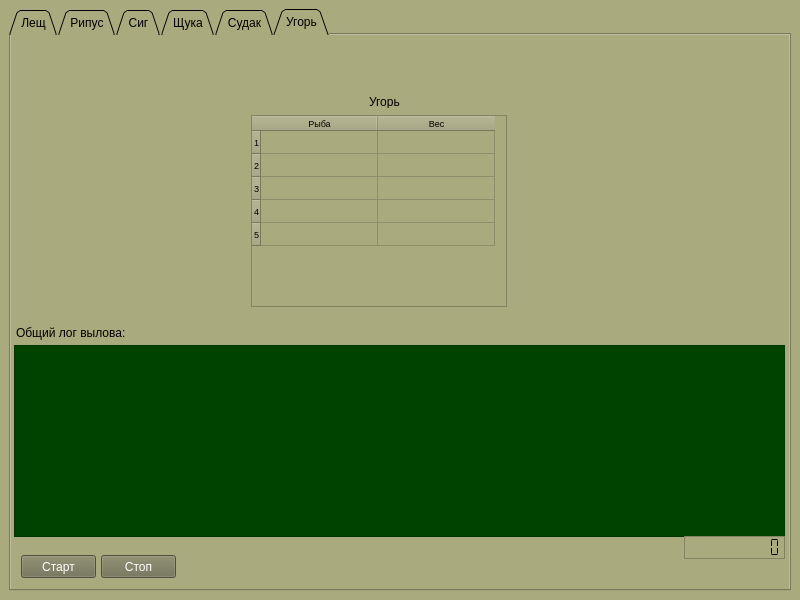
Vigi73/Ladoga, file mainForm.ui: the form before one commit.
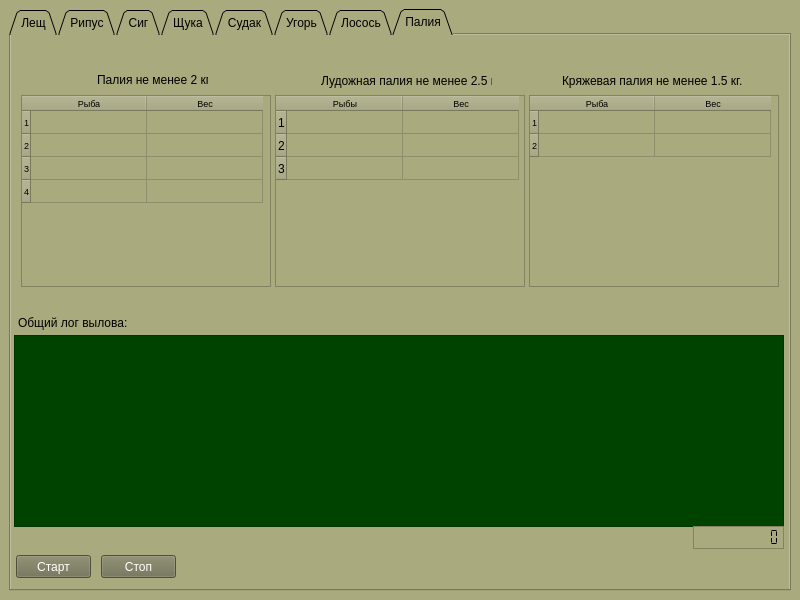
The form after the commit. Icons and pictures are not drawn.

Patch:
```diff
--- a/mainForm.ui
+++ b/mainForm.ui
@@ -28,7 +28,7 @@
        <enum>QTabWidget::Triangular</enum>
       </property>
       <property name="currentIndex">
-       <number>5</number>
+       <number>7</number>
       </property>
       <property name="elideMode">
        <enum>Qt::ElideNone</enum>
@@ -1345,14 +1345,14 @@
        <widget class="QLabel" name="label_19">
         <property name="geometry">
          <rect>
-          <x>358</x>
+          <x>320</x>
           <y>60</y>
-          <width>47</width>
-          <height>13</height>
+          <width>111</width>
+          <height>16</height>
          </rect>
         </property>
         <property name="text">
-         <string>Угорь</string>
+         <string>Угорь от 5 до 7 кг.</string>
         </property>
        </widget>
        <widget class="QLCDNumber" name="lcdUgor">
@@ -1375,6 +1375,414 @@
         </property>
        </widget>
       </widget>
+      <widget class="QWidget" name="tab_7">
+       <attribute name="title">
+        <string>Лосось</string>
+       </attribute>
+       <widget class="QTextBrowser" name="textBrowser_7">
+        <property name="geometry">
+         <rect>
+          <x>2</x>
+          <y>300</y>
+          <width>772</width>
+          <height>192</height>
+         </rect>
+        </property>
+        <property name="styleSheet">
+         <string notr="true">background-color: rgb(0, 67, 0);
+color: rgb(255, 255, 255);</string>
+        </property>
+       </widget>
+       <widget class="QLabel" name="label_20">
+        <property name="geometry">
+         <rect>
+          <x>6</x>
+          <y>280</y>
+          <width>141</width>
+          <height>16</height>
+         </rect>
+        </property>
+        <property name="text">
+         <string>Общий лог вылова:</string>
+        </property>
+       </widget>
+       <widget class="QTableWidget" name="tableLosos">
+        <property name="geometry">
+         <rect>
+          <x>250</x>
+          <y>70</y>
+          <width>256</width>
+          <height>192</height>
+         </rect>
+        </property>
+        <property name="font">
+         <font>
+          <pointsize>7</pointsize>
+         </font>
+        </property>
+        <property name="rowCount">
+         <number>5</number>
+        </property>
+        <attribute name="horizontalHeaderDefaultSectionSize">
+         <number>117</number>
+        </attribute>
+        <attribute name="verticalHeaderDefaultSectionSize">
+         <number>23</number>
+        </attribute>
+        <row/>
+        <row/>
+        <row/>
+        <row/>
+        <row/>
+        <column>
+         <property name="text">
+          <string>Рыба</string>
+         </property>
+         <property name="font">
+          <font>
+           <pointsize>7</pointsize>
+          </font>
+         </property>
+        </column>
+        <column>
+         <property name="text">
+          <string>Вес</string>
+         </property>
+         <property name="font">
+          <font>
+           <pointsize>7</pointsize>
+          </font>
+         </property>
+        </column>
+       </widget>
+       <widget class="QLabel" name="label_21">
+        <property name="geometry">
+         <rect>
+          <x>320</x>
+          <y>48</y>
+          <width>141</width>
+          <height>16</height>
+         </rect>
+        </property>
+        <property name="text">
+         <string>Лосось не менее 15 кг.</string>
+        </property>
+       </widget>
+       <widget class="QPushButton" name="btnStartLosos">
+        <property name="geometry">
+         <rect>
+          <x>10</x>
+          <y>520</y>
+          <width>75</width>
+          <height>23</height>
+         </rect>
+        </property>
+        <property name="styleSheet">
+         <string notr="true">background-color: rgb(111, 111, 83);
+color: #fff</string>
+        </property>
+        <property name="text">
+         <string>Старт</string>
+        </property>
+       </widget>
+       <widget class="QPushButton" name="btnStopLosos">
+        <property name="geometry">
+         <rect>
+          <x>90</x>
+          <y>520</y>
+          <width>75</width>
+          <height>23</height>
+         </rect>
+        </property>
+        <property name="styleSheet">
+         <string notr="true">background-color: rgb(111, 111, 83);
+color: #fff</string>
+        </property>
+        <property name="text">
+         <string>Стоп</string>
+        </property>
+       </widget>
+       <widget class="QLCDNumber" name="lcdLosos">
+        <property name="geometry">
+         <rect>
+          <x>683</x>
+          <y>491</y>
+          <width>91</width>
+          <height>23</height>
+         </rect>
+        </property>
+        <property name="frameShape">
+         <enum>QFrame::StyledPanel</enum>
+        </property>
+        <property name="digitCount">
+         <number>10</number>
+        </property>
+        <property name="segmentStyle">
+         <enum>QLCDNumber::Flat</enum>
+        </property>
+       </widget>
+      </widget>
+      <widget class="QWidget" name="tab_8">
+       <attribute name="title">
+        <string>Палия</string>
+       </attribute>
+       <widget class="QTextBrowser" name="textBrowser_8">
+        <property name="geometry">
+         <rect>
+          <x>3</x>
+          <y>300</y>
+          <width>770</width>
+          <height>192</height>
+         </rect>
+        </property>
+        <property name="styleSheet">
+         <string notr="true">background-color: rgb(0, 67, 0);
+color: rgb(255, 255, 255);
+</string>
+        </property>
+       </widget>
+       <widget class="QLCDNumber" name="lcdPaliya">
+        <property name="geometry">
+         <rect>
+          <x>682</x>
+          <y>491</y>
+          <width>91</width>
+          <height>23</height>
+         </rect>
+        </property>
+        <property name="frameShape">
+         <enum>QFrame::StyledPanel</enum>
+        </property>
+        <property name="digitCount">
+         <number>10</number>
+        </property>
+        <property name="segmentStyle">
+         <enum>QLCDNumber::Flat</enum>
+        </property>
+       </widget>
+       <widget class="QTableWidget" name="tablePaliya">
+        <property name="geometry">
+         <rect>
+          <x>10</x>
+          <y>60</y>
+          <width>250</width>
+          <height>192</height>
+         </rect>
+        </property>
+        <property name="font">
+         <font>
+          <pointsize>7</pointsize>
+         </font>
+        </property>
+        <property name="rowCount">
+         <number>4</number>
+        </property>
+        <attribute name="horizontalHeaderDefaultSectionSize">
+         <number>116</number>
+        </attribute>
+        <attribute name="verticalHeaderDefaultSectionSize">
+         <number>23</number>
+        </attribute>
+        <row/>
+        <row/>
+        <row/>
+        <row/>
+        <column>
+         <property name="text">
+          <string>Рыба</string>
+         </property>
+         <property name="font">
+          <font>
+           <pointsize>7</pointsize>
+          </font>
+         </property>
+        </column>
+        <column>
+         <property name="text">
+          <string>Вес</string>
+         </property>
+         <property name="font">
+          <font>
+           <pointsize>7</pointsize>
+          </font>
+         </property>
+        </column>
+       </widget>
+       <widget class="QTableWidget" name="tableLudoznayaPaliya">
+        <property name="geometry">
+         <rect>
+          <x>264</x>
+          <y>60</y>
+          <width>250</width>
+          <height>192</height>
+         </rect>
+        </property>
+        <property name="rowCount">
+         <number>3</number>
+        </property>
+        <attribute name="horizontalHeaderDefaultSectionSize">
+         <number>116</number>
+        </attribute>
+        <attribute name="verticalHeaderDefaultSectionSize">
+         <number>23</number>
+        </attribute>
+        <row/>
+        <row/>
+        <row/>
+        <column>
+         <property name="text">
+          <string>Рыбы</string>
+         </property>
+         <property name="font">
+          <font>
+           <pointsize>7</pointsize>
+          </font>
+         </property>
+        </column>
+        <column>
+         <property name="text">
+          <string>Вес</string>
+         </property>
+         <property name="font">
+          <font>
+           <pointsize>7</pointsize>
+          </font>
+         </property>
+        </column>
+       </widget>
+       <widget class="QTableWidget" name="tableKryazhevayaPaliya">
+        <property name="geometry">
+         <rect>
+          <x>518</x>
+          <y>60</y>
+          <width>250</width>
+          <height>192</height>
+         </rect>
+        </property>
+        <property name="font">
+         <font>
+          <pointsize>7</pointsize>
+         </font>
+        </property>
+        <property name="rowCount">
+         <number>2</number>
+        </property>
+        <attribute name="horizontalHeaderDefaultSectionSize">
+         <number>116</number>
+        </attribute>
+        <attribute name="verticalHeaderDefaultSectionSize">
+         <number>23</number>
+        </attribute>
+        <row/>
+        <row/>
+        <column>
+         <property name="text">
+          <string>Рыба</string>
+         </property>
+         <property name="font">
+          <font>
+           <pointsize>7</pointsize>
+          </font>
+         </property>
+        </column>
+        <column>
+         <property name="text">
+          <string>Вес</string>
+         </property>
+         <property name="font">
+          <font>
+           <pointsize>7</pointsize>
+          </font>
+         </property>
+        </column>
+       </widget>
+       <widget class="QLabel" name="label_22">
+        <property name="geometry">
+         <rect>
+          <x>7</x>
+          <y>280</y>
+          <width>191</width>
+          <height>16</height>
+         </rect>
+        </property>
+        <property name="text">
+         <string>Общий лог вылова:</string>
+        </property>
+       </widget>
+       <widget class="QLabel" name="label_23">
+        <property name="geometry">
+         <rect>
+          <x>86</x>
+          <y>37</y>
+          <width>111</width>
+          <height>16</height>
+         </rect>
+        </property>
+        <property name="text">
+         <string>Палия не менее 2 кг.</string>
+        </property>
+       </widget>
+       <widget class="QLabel" name="label_24">
+        <property name="geometry">
+         <rect>
+          <x>310</x>
+          <y>38</y>
+          <width>171</width>
+          <height>16</height>
+         </rect>
+        </property>
+        <property name="text">
+         <string>Лудожная палия не менее 2.5 кг.</string>
+        </property>
+       </widget>
+       <widget class="QLabel" name="label_25">
+        <property name="geometry">
+         <rect>
+          <x>551</x>
+          <y>36</y>
+          <width>201</width>
+          <height>20</height>
+         </rect>
+        </property>
+        <property name="text">
+         <string>Кряжевая палия не менее 1.5 кг. </string>
+        </property>
+       </widget>
+       <widget class="QPushButton" name="btnStartPaliya">
+        <property name="geometry">
+         <rect>
+          <x>5</x>
+          <y>520</y>
+          <width>75</width>
+          <height>23</height>
+         </rect>
+        </property>
+        <property name="styleSheet">
+         <string notr="true">background-color: rgb(111, 111, 83);
+color: #fff</string>
+        </property>
+        <property name="text">
+         <string>Старт</string>
+        </property>
+       </widget>
+       <widget class="QPushButton" name="btnStopPaliya">
+        <property name="geometry">
+         <rect>
+          <x>90</x>
+          <y>520</y>
+          <width>75</width>
+          <height>23</height>
+         </rect>
+        </property>
+        <property name="styleSheet">
+         <string notr="true">background-color: rgb(111, 111, 83);
+color: #fff</string>
+        </property>
+        <property name="text">
+         <string>Стоп</string>
+        </property>
+       </widget>
+      </widget>
      </widget>
     </item>
    </layout>
```
